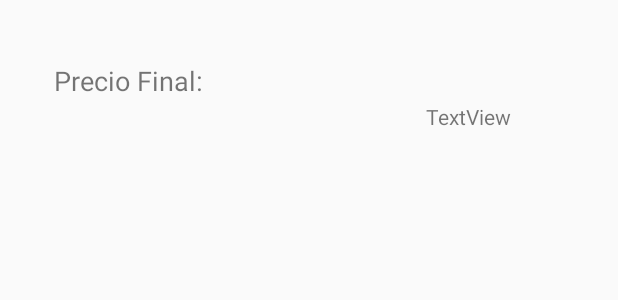
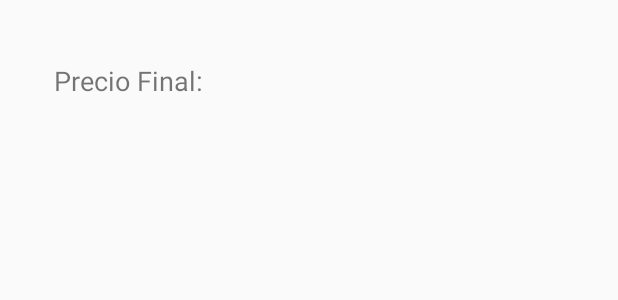
Before and after one commit to mikels111/Desayunos, an Android app: the layout actividad_3.xml on its own in the app's theme, with its tools: preview values and no code run, on a phone screen of 412 x 824 dp. Shown: the part 806-1106 px from the top of the screen. Run offline under Robolectric (Android 15) with nearby library versions, the phone set to English and light mode, and no system bars.

Commit message:
actualizaciones en actividad 3

```diff
--- a/app/src/main/java/com/example/desayunoscebanc/Actividad_1.java
+++ b/app/src/main/java/com/example/desayunoscebanc/Actividad_1.java
@@ -98,7 +98,7 @@ public class Actividad_1 extends AppCompatActivity {
                 Intent intent=new Intent(Actividad_1.this,Actividad_2.class);
                 Bundle bundle =new Bundle();
                 bundle.putInt("cafe", Integer.parseInt(txtCafe.getText().toString()));
-                bundle.putString("te",txtTe.getText().toString());
+                bundle.putInt("te",Integer.parseInt(txtTe.getText().toString()));
                 bundle.putString("infusion",txtInfusion.getText().toString());
                 bundle.putString("cacao",txtCacao.getText().toString());
                 bundle.putString("agua",txtAgua.getText().toString());
--- a/app/src/main/res/layout/actividad_3.xml
+++ b/app/src/main/res/layout/actividad_3.xml
@@ -106,16 +106,4 @@
         app:layout_constraintTop_toTopOf="parent"
         app:layout_constraintVertical_bias="0.976" />
 
-    <TextView
-        android:id="@+id/txtPrueba"
-        android:layout_width="wrap_content"
-        android:layout_height="wrap_content"
-        android:text="TextView"
-        app:layout_constraintBottom_toBottomOf="parent"
-        app:layout_constraintEnd_toEndOf="parent"
-        app:layout_constraintHorizontal_bias="0.799"
-        app:layout_constraintStart_toStartOf="parent"
-        app:layout_constraintTop_toTopOf="parent"
-        app:layout_constraintVertical_bias="0.752" />
-
 </androidx.constraintlayout.widget.ConstraintLayout>
```
Also changed, not shown: app/src/main/java/com/example/desayunoscebanc/Actividad_3.java (+8 -7 lines).
